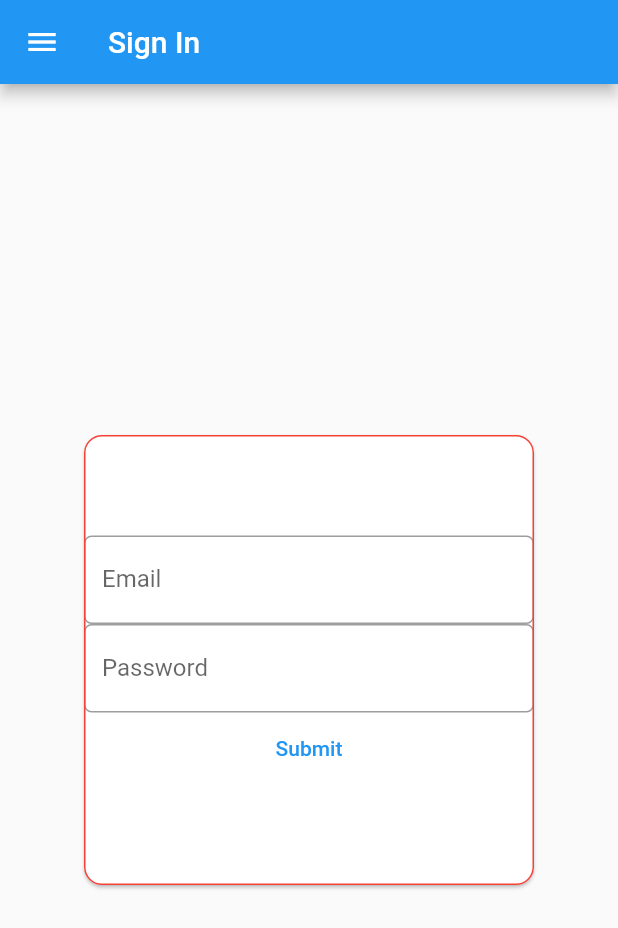
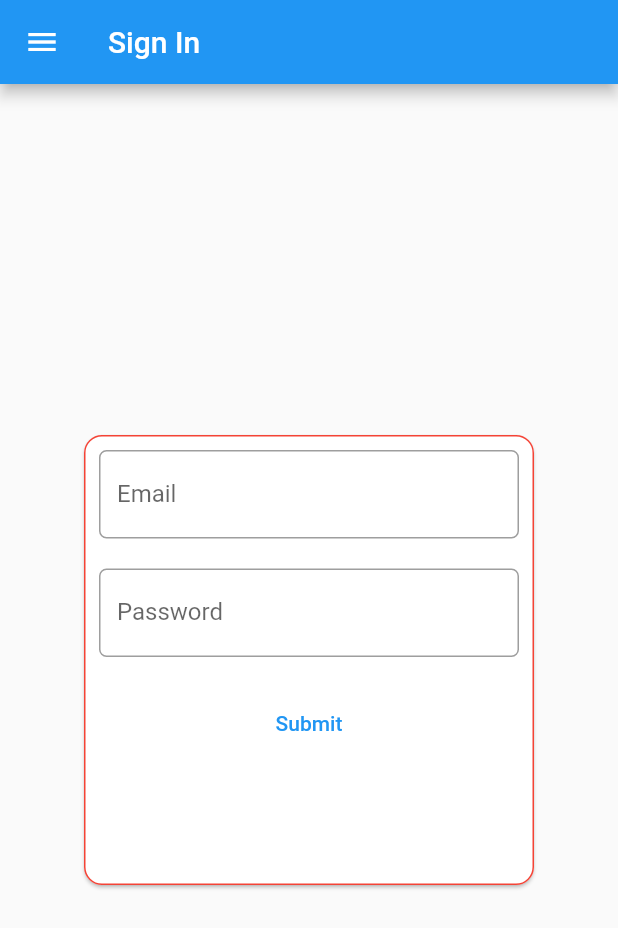
Before and after one commit to E04-PBP/e04-tugas-akhir, a Flutter app: the LoginPage screen opened by its route, on a phone screen of 412 x 824 dp. Shown: the top 928 px of the screen. Run offline on Flutter 3.47's test engine with Material 2 defaults, Android fonts, the phone set to English and light mode, and no system bars; missing offline and left inert: pbp_django_auth.

Commit message:
Update Authentication

```diff
--- a/lib/Authentication/page/login_page.dart
+++ b/lib/Authentication/page/login_page.dart
@@ -2,7 +2,7 @@ import 'package:provider/provider.dart';
 import 'package:pbp_django_auth/pbp_django_auth.dart';
 import 'package:flutter/material.dart';
 import 'package:iramakain/drawer.dart';
-import 'package:async/async.dart';
+import 'package:iramakain/Authentication/page/success_page.dart';
 
 class LoginPage extends StatefulWidget {
   const LoginPage({super.key});
@@ -20,7 +20,12 @@ class _LoginPageState extends State<LoginPage> {
     });
   }
 
-  String username = "";
+  void redirect(BuildContext context) {
+    Navigator.pushReplacement(
+        context, MaterialPageRoute(builder: (context) => SuccessPage()));
+  }
+
+  String email = "";
   String password1 = "";
 
   @override
@@ -41,10 +46,15 @@ class _LoginPageState extends State<LoginPage> {
             width: 300,
             height: 300,
             child: Column(
-              mainAxisAlignment: MainAxisAlignment.center,
               crossAxisAlignment: CrossAxisAlignment.center,
               children: [
-                Form(
+                // Image(
+                //   image: NetworkImage(
+                //       "https://www.pngkey.com/png/detail/14-148130_minion-imagenes-de-100x100-pixeles.png"),
+                // ),
+                Padding(
+                  padding: const EdgeInsets.all(10),
+                  child: Form(
                     key: _formKey,
                     child: TextFormField(
                       decoration: InputDecoration(
@@ -58,7 +68,7 @@ class _LoginPageState extends State<LoginPage> {
                       // Menambahkan behavior saat nama diketik
                       onChanged: (String? value) {
                         setState(() {
-                        username = value!;
+                          email = value!;
                         });
                       },
                       validator: (String? value) {
@@ -69,9 +79,13 @@ class _LoginPageState extends State<LoginPage> {
                       },
                     ),
                   ),
-                Form(
+                ),
+                Padding(
+                  padding: const EdgeInsets.all(10),
+                  child: Form(
                     key: _formKey2,
                     child: TextFormField(
+                      obscureText: !isPasswordVisible,
                       decoration: InputDecoration(
                         hintText: "",
                         labelText: "Password",
@@ -94,22 +108,31 @@ class _LoginPageState extends State<LoginPage> {
                       },
                     ),
                   ),
-                TextButton(
+                ),
+                Padding(
+                  padding: const EdgeInsets.all(10),
+                  child: TextButton(
                     child: Text("Submit"),
                     onPressed: () async {
                       if (_formKey.currentState!.validate() &&
                           _formKey2.currentState!.validate()) {
-                      final response = await request
-                          .login("<DJANGO URL>/Authentication/login_flutter", {
-                        'username': username,
+                        final response = await request.login(
+                            "https://irama-kain.up.railway.app/Authentication/login_flutter",
+                            {
+                              'email': email,
                               'password': password1,
                             });
                         if (request.loggedIn) {
                           _formKey.currentState!.reset();
                           _formKey2.currentState!.reset();
+                          if (!mounted) {
+                            return;
                           }
+                          redirect(context);
+                        } else {}
                       }
                     },
+                  ),
                 ),
               ],
             ),
```
Also changed, not shown: lib/Authentication/model/success_page_model.dart (added, +30 -0 lines), lib/Authentication/page/success_page.dart (added, +70 -0 lines), lib/drawer.dart (+27 -6 lines). Lines whose indentation alone changed are shown as unchanged.
